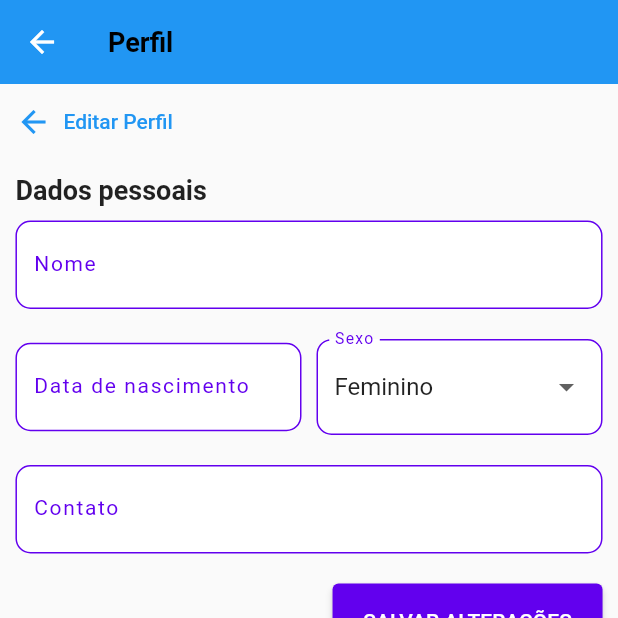
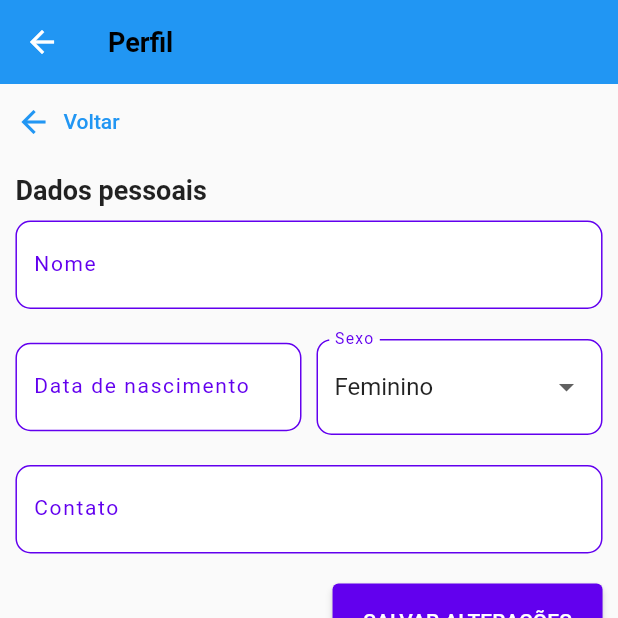
Before and after one commit to lesantucci/doemais-flutter, a Flutter app: the PerfilEditarScreen screen opened directly, on a phone screen of 412 x 824 dp, the top half of it. Run offline on Flutter 3.47's test engine with Material 2 defaults, Android fonts, the phone set to English and light mode, and no system bars; missing offline and left inert: http_interceptor; accounts and stored records are empty.

Commit message:
fixes: correcao do layout da tela de interesses e mudanca no texto do botao da tela de edicao do perfil

```diff
--- a/lib/usuario/screens/perfil_editar.screen.dart
+++ b/lib/usuario/screens/perfil_editar.screen.dart
@@ -111,7 +111,7 @@ class _PerfilEditarScreenState extends State<PerfilEditarScreen> {
                               padding: const EdgeInsets.all(0),
                             ),
                             onPressed: retornar,
-                            label: const Text('Editar Perfil'),
+                            label: const Text('Voltar'),
                           ),
                         ),
                       ],
```
Also changed, not shown: lib/interesse/screens/interesse.screen.dart (+3 -5 lines).
